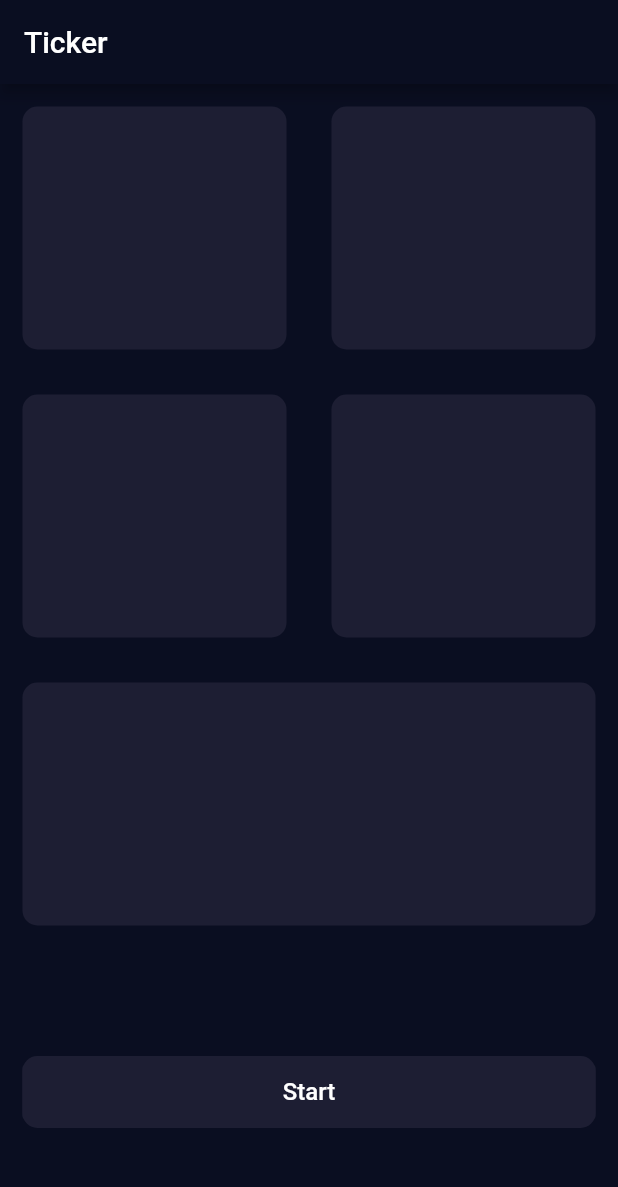
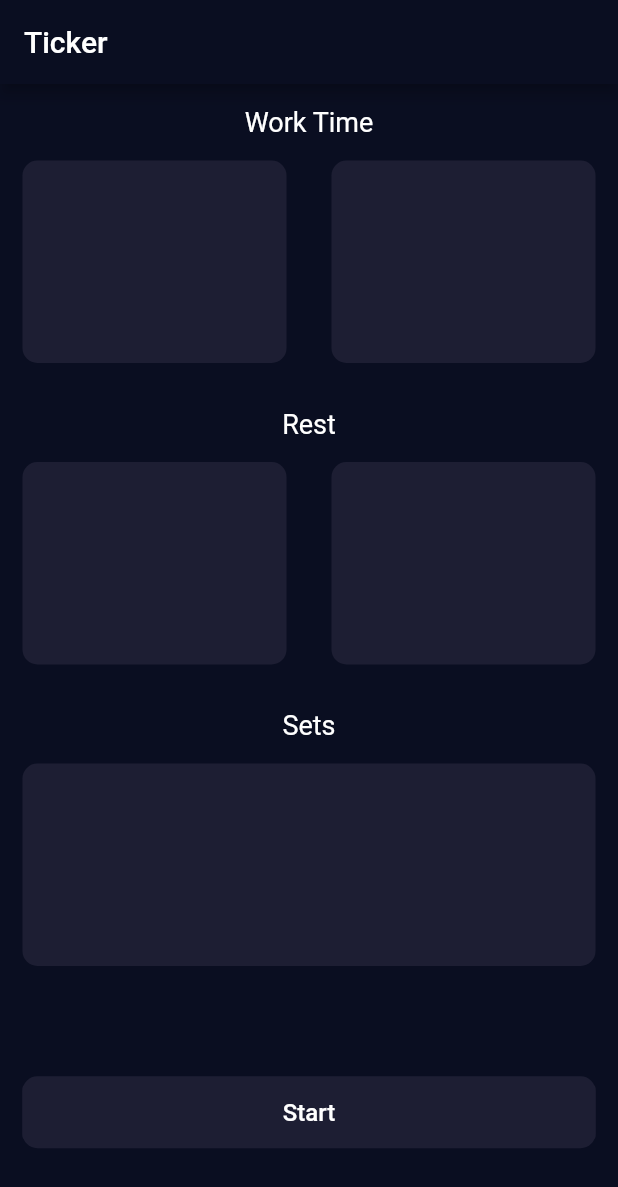
Before and after one commit to Arslanbutt/Ticker, a Flutter app: the screen it shows after launch, on a phone screen of 412 x 824 dp. Shown: the top 1187 px of the screen. Run offline on Flutter 3.47's test engine with Material 2 defaults, Android fonts, the phone set to English and light mode, and no system bars.

Commit message:
Change UI style/layout

```diff
--- a/lib/input.dart
+++ b/lib/input.dart
@@ -1,4 +1,6 @@
 import 'package:flutter/material.dart';
+import 'reusable_card.dart';
+import 'package:ticker/reusable_text.dart';
 
 class Input extends StatefulWidget {
   Input({Key key, this.title}) : super(key: key);
@@ -18,31 +20,40 @@ class _InputState extends State<Input> {
       body: Center(
         child: Column(
           children: [
+            ReusableText("Work Time"),
             Expanded(
-              flex: 1,
               child: Row(
                 children: [
                   Expanded(
+                    child: ReusableCard(Color(0XFF1D1E33)),
+                  ),
+                  Expanded(
                     flex: 1,
-                    child: ReusableCard(),
+                    child: ReusableCard(Color(0XFF1D1E33)),
                   ),
-                  Expanded(flex: 1, child: ReusableCard()),
                 ],
               ),
             ),
+            ReusableText("Rest"),
             Expanded(
-              flex: 1,
               child: Row(
                 children: [
-                  Expanded(flex: 1, child: ReusableCard()),
-                  Expanded(flex: 1, child: ReusableCard()),
+                  Expanded(
+                    child: ReusableCard(Color(0XFF1D1E33)),
+                  ),
+                  Expanded(
+                    child: ReusableCard(Color(0XFF1D1E33)),
+                  ),
                 ],
               ),
             ),
+            ReusableText("Sets"),
             Expanded(
               child: Row(
                 children: [
-                  Expanded(child: ReusableCard()),
+                  Expanded(
+                    child: ReusableCard(Color(0XFF1D1E33)),
+                  ),
                 ],
               ),
             ),
@@ -153,20 +164,3 @@ class _InputState extends State<Input> {
     );
   }
 }
-
-class ReusableCard extends StatelessWidget {
-  const ReusableCard({
-    Key key,
-  }) : super(key: key);
-
-  @override
-  Widget build(BuildContext context) {
-    return Container(
-      decoration: BoxDecoration(
-        color: Color(0XFF1D1E33),
-        borderRadius: BorderRadius.circular(10.0),
-      ),
-      margin: EdgeInsets.all(15.0),
-    );
-  }
-}
--- /dev/null
+++ b/lib/reusable_card.dart
@@ -0,0 +1,17 @@
+import 'package:flutter/material.dart';
+
+class ReusableCard extends StatelessWidget {
+  final Color color;
+  ReusableCard(this.color);
+
+  @override
+  Widget build(BuildContext context) {
+    return Container(
+      decoration: BoxDecoration(
+        color: color,
+        borderRadius: BorderRadius.circular(10.0),
+      ),
+      margin: EdgeInsets.all(15.0),
+    );
+  }
+}
--- /dev/null
+++ b/lib/reusable_text.dart
@@ -0,0 +1,17 @@
+import 'package:flutter/material.dart';
+
+class ReusableText extends StatelessWidget {
+  final String title;
+  ReusableText(this.title);
+
+  @override
+  Widget build(BuildContext context) {
+    return Container(
+      margin: EdgeInsets.only(top: 15.0),
+      child: Text(
+        title,
+        style: TextStyle(fontSize: 18),
+      ),
+    );
+  }
+}
```
Also changed, not shown: pubspec.lock.
